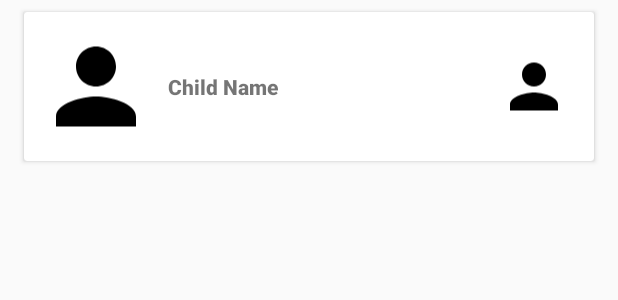
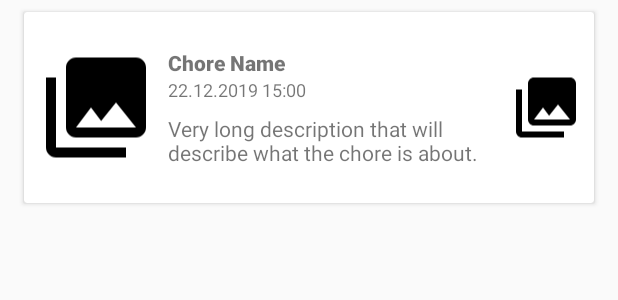
Before and after one commit to Dan6erbond/Leistungsbeurteilung, an Android app: the layout card_view_child_chore.xml on its own in the app's theme, with its tools: preview values and no code run, on a phone screen of 412 x 824 dp. Shown: the top 300 px of the screen. Run offline under Robolectric (Android 15) with nearby library versions, the phone set to English and light mode, and no system bars.

Commit message:
general qr dialog fragment

```diff
--- a/Chore App/app/src/main/java/ch/bbbaden/choreapp/dialogs/QRDialogFragment.kt
+++ b/Chore App/app/src/main/java/ch/bbbaden/choreapp/dialogs/QRDialogFragment.kt
@@ -9,7 +9,7 @@ import android.view.WindowManager
 import androidx.appcompat.app.AlertDialog
 import androidx.fragment.app.DialogFragment
 import ch.bbbaden.choreapp.R
-import kotlinx.android.synthetic.main.card_view_child.view.qrCode
+import kotlinx.android.synthetic.main.card_view_parent_child.view.qrCode
 import kotlinx.android.synthetic.main.dialog_fragment_qr.view.*
 
 class QRDialogFragment(private val bitmap: Bitmap, private val title: String) : DialogFragment() {
--- a/Chore App/app/src/main/java/ch/bbbaden/choreapp/parent/chore/ChoreAssignmentRecyclerAdapter.kt
+++ b/Chore App/app/src/main/java/ch/bbbaden/choreapp/parent/chore/ChoreAssignmentRecyclerAdapter.kt
@@ -90,7 +90,7 @@ class ChoreAssignmentRecyclerAdapter(
                         }
                 dialog.show(
                     (view.context as AppCompatActivity).supportFragmentManager,
-                    "DeleteAssignmentDialogFragment"
+                    "ConfirmationDialogFragment"
                 )
                 true
             }
@@ -101,7 +101,6 @@ class ChoreAssignmentRecyclerAdapter(
                     UserManager.parent!!.childrenL
                 )
             view.childSpinner.adapter = childArrayAdapter
-
 
             var childIndex = 0
             for (i in UserManager.parent!!.childrenL.indices) {
--- a/Chore App/app/src/main/java/ch/bbbaden/choreapp/parent/chore/ChoreDetailActivity.kt
+++ b/Chore App/app/src/main/java/ch/bbbaden/choreapp/parent/chore/ChoreDetailActivity.kt
@@ -90,7 +90,7 @@ class ChoreDetailActivity : AppCompatActivity(),
                 .setPositiveButtonListener {
                     deleteChore(chore!!)
                 }
-            dialog.show(supportFragmentManager, "DeleteChoreDialogFragment")
+            dialog.show(supportFragmentManager, "ConfirmationDialogFragment")
             true
         }
 
--- a/Chore App/app/src/main/java/ch/bbbaden/choreapp/parent/chore/ChoreRecyclerAdapter.kt
+++ b/Chore App/app/src/main/java/ch/bbbaden/choreapp/parent/chore/ChoreRecyclerAdapter.kt
@@ -7,7 +7,7 @@ import androidx.recyclerview.widget.RecyclerView
 import ch.bbbaden.choreapp.R
 import ch.bbbaden.choreapp.inflate
 import ch.bbbaden.choreapp.models.Chore
-import kotlinx.android.synthetic.main.card_view_chore.view.*
+import kotlinx.android.synthetic.main.card_view_child_chore.view.*
 
 class ChoreRecyclerAdapter(
     private val chores: List<Chore>,
@@ -19,7 +19,7 @@ class ChoreRecyclerAdapter(
         parent: ViewGroup,
         viewType: Int
     ): ChoreHolder {
-        val inflatedView = parent.inflate(R.layout.card_view_chore_parent, false)
+        val inflatedView = parent.inflate(R.layout.card_view_parent_chore, false)
         return ChoreHolder(
             inflatedView,
             listener
--- a/Chore App/app/src/main/res/layout/card_view_child.xml
+++ b/Chore App/app/src/main/res/layout/card_view_child_chore.xml
@@ -1,7 +1,6 @@
 <?xml version="1.0" encoding="utf-8"?>
 <androidx.cardview.widget.CardView xmlns:android="http://schemas.android.com/apk/res/android"
     xmlns:app="http://schemas.android.com/apk/res-auto"
-    xmlns:tools="http://schemas.android.com/tools"
     android:layout_width="match_parent"
     android:layout_height="wrap_content"
     android:layout_marginStart="16dp"
@@ -21,34 +20,55 @@
         android:padding="8dp">
 
         <ImageView
-            android:id="@+id/childImage"
+            android:id="@+id/choreImage"
             android:layout_width="80dp"
             android:layout_height="0dp"
-            android:src="@drawable/ic_person"
+            android:src="@drawable/ic_menu_gallery"
             app:layout_constraintBottom_toBottomOf="parent"
             app:layout_constraintStart_toStartOf="parent"
             app:layout_constraintTop_toTopOf="parent" />
 
-        <TextView
-            android:id="@+id/childName"
-            android:layout_width="wrap_content"
+        <LinearLayout
+            android:layout_width="0dp"
             android:layout_height="wrap_content"
             android:layout_marginStart="8dp"
-            android:layout_marginTop="32dp"
-            android:layout_marginBottom="32dp"
-            android:fontFamily="sans-serif-black"
-            android:gravity="center"
-            android:text="Child Name"
+            android:layout_marginTop="16dp"
+            android:layout_marginEnd="8dp"
+            android:layout_marginBottom="16dp"
+            android:orientation="vertical"
             app:layout_constraintBottom_toBottomOf="parent"
-            app:layout_constraintStart_toEndOf="@id/childImage"
-            app:layout_constraintTop_toTopOf="parent" />
+            app:layout_constraintEnd_toStartOf="@id/qrCode"
+            app:layout_constraintStart_toEndOf="@id/choreImage"
+            app:layout_constraintTop_toTopOf="parent">
+
+            <TextView
+                android:id="@+id/choreName"
+                android:layout_width="wrap_content"
+                android:layout_height="wrap_content"
+                android:fontFamily="sans-serif-black"
+                android:text="Chore Name" />
+
+            <TextView
+                android:id="@+id/choreTime"
+                android:layout_width="wrap_content"
+                android:layout_height="wrap_content"
+                android:layout_marginBottom="8dp"
+                android:text="22.12.2019 15:00"
+                android:textSize="12dp" />
+
+            <TextView
+                android:id="@+id/choreDescription"
+                android:layout_width="wrap_content"
+                android:layout_height="wrap_content"
+                android:text="Very long description that will describe what the chore is about." />
+        </LinearLayout>
 
         <ImageView
             android:id="@+id/qrCode"
             android:layout_width="48dp"
             android:layout_height="0dp"
-            android:layout_marginEnd="8dp"
-            android:src="@drawable/ic_person"
+            android:layout_marginStart="8dp"
+            android:src="@drawable/ic_menu_gallery"
             app:layout_constraintBottom_toBottomOf="parent"
             app:layout_constraintEnd_toEndOf="parent"
             app:layout_constraintTop_toTopOf="parent" />
--- a/Chore App/app/src/main/res/layout/dialog_fragment_qr.xml
+++ b/Chore App/app/src/main/res/layout/dialog_fragment_qr.xml
@@ -10,8 +10,8 @@
         android:layout_height="wrap_content"
         android:background="@color/colorPrimary"
         android:fontFamily="sans-serif-medium"
-        android:padding="12dp"
-        android:text="@string/scan_this_qr_code_on_your_child_s_phone"
+        android:padding="16dp"
+        android:text="@string/scan_this_qr_code_on_your_childs_phone"
         android:textColor="@android:color/white"
         android:textSize="16sp"
         app:layout_constraintEnd_toEndOf="parent"
--- a/Chore App/app/src/main/res/values/strings.xml
+++ b/Chore App/app/src/main/res/values/strings.xml
@@ -146,6 +146,7 @@
     <string name="remove_chore_confirmation">Are you sure you want to remove this chore?</string>
     <string name="error_adding_chore">Error adding chore!</string>
     <string name="remove_assignment_confirmation">Are you sure you want to remove this assignment?</string>
-    <string name="scan_this_qr_code_on_your_child_s_phone">Scan this QR code on your child\'s phone</string>
+    <string name="scan_this_qr_code_on_your_childs_phone">Scan this QR code on your child\'s phone.</string>
     <string name="done">Done</string>
+    <string name="scan_this_qr_code_on_your_parents_phone">Scan this QR code on your parent\'s phone to confirm you have completed the chore.</string>
 </resources>
```
Also changed, not shown: Chore App/app/src/main/java/ch/bbbaden/choreapp/child/ChoreRecyclerAdapter.kt (+34 -2 lines), Chore App/app/src/main/java/ch/bbbaden/choreapp/parent/child/ChildRecyclerAdapter.kt (+7 -6 lines), Chore App/app/src/main/java/ch/bbbaden/choreapp/signin/LoginFragment.kt (+2 -5 lines), Chore App/app/src/main/res/layout/card_view_chore.xml (deleted, +0 -58 lines), Chore App/app/src/main/res/layout/card_view_parent_child.xml (added, +55 -0 lines), Chore App/app/src/main/res/layout/card_view_parent_chore.xml (renamed from Chore App/app/src/main/res/layout/card_view_chore_parent.xml).
